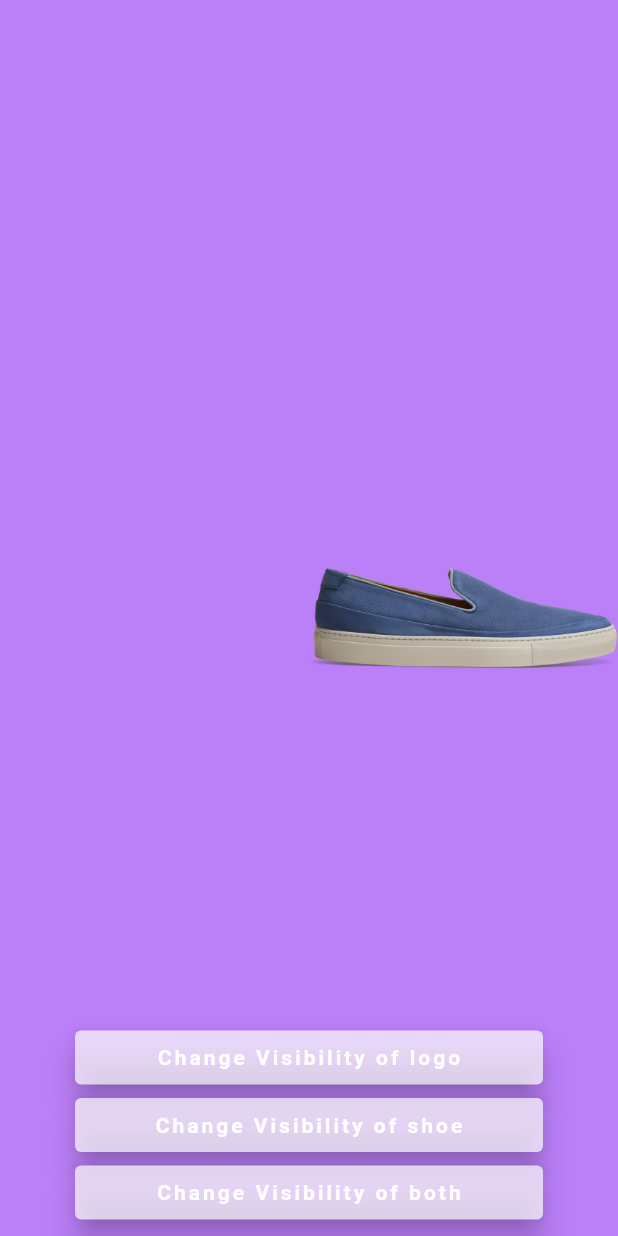
After one commit to ACM-VIT/fludget, a Flutter app: the VisibilityWidget screen opened directly, after a tap on "Change Visibility of logo", on a phone screen of 412 x 824 dp. The commit adds this screen. Run offline on Flutter 3.47's test engine with Material 2 defaults, Android fonts, the light colour scheme and no system bars; our stand-ins replace file_picker, package_info_plus, shared_preferences, webview_flutter; missing offline and left inert: syntax_highlighter; accounts and stored records are empty.

Commit message:
added VisibilityWidget.

```diff
--- /dev/null
+++ b/lib/routes/visibilityWidget.dart
@@ -0,0 +1,134 @@
+import 'package:fludget/Models/codeString.dart';
+import 'package:flutter/material.dart';
+
+class VisibilityWidget extends StatefulWidget {
+  const VisibilityWidget({Key? key}) : super(key: key);
+
+  @override
+  State<VisibilityWidget> createState() => _VisibilityWidgetState();
+}
+
+class _VisibilityWidgetState extends State<VisibilityWidget> {
+  bool visible = true;
+
+  bool notVisible = true;
+
+  @override
+  Widget build(BuildContext context) {
+    return Scaffold(
+        body: Stack(
+      children: [
+        Container(
+          child: Row(
+            crossAxisAlignment: CrossAxisAlignment.stretch,
+            children: [
+              Container(
+                width: MediaQuery.of(context).size.width / 2,
+                color: Theme.of(context).primaryColorLight,
+                child: Visibility(
+                    visible: visible,
+                    child: Image.asset("assets/images/logo.png")),
+              ),
+              Container(
+                width: MediaQuery.of(context).size.width / 2,
+                color: Theme.of(context).primaryColor,
+                child: Visibility(
+                    visible: notVisible,
+                    child: Image.asset("assets/images/_product.png")),
+              ),
+            ],
+          ),
+        ),
+        Positioned(
+          bottom: 95,
+          right: 50,
+          left: 50,
+          child: ElevatedButton(
+            onPressed: () => setState(() {
+              visible = !visible;
+            }),
+            style:
+                ElevatedButton.styleFrom(primary: Colors.white70, elevation: 8),
+            child: Text(
+              'Change Visibility of logo',
+              style: TextStyle(letterSpacing: 2, fontWeight: FontWeight.bold),
+            ),
+          ),
+        ),
+        Positioned(
+          bottom: 50,
+          right: 50,
+          left: 50,
+          child: ElevatedButton(
+            onPressed: () => setState(() {
+              notVisible = !notVisible;
+            }),
+            style:
+                ElevatedButton.styleFrom(primary: Colors.white70, elevation: 8),
+            child: Text(
+              'Change Visibility of shoe',
+              style: TextStyle(letterSpacing: 2, fontWeight: FontWeight.bold),
+            ),
+          ),
+        ),
+        Positioned(
+          bottom: 5,
+          right: 50,
+          left: 50,
+          child: ElevatedButton(
+            onPressed: () => setState(() {
+              visible = !visible;
+              notVisible = !notVisible;
+            }),
+            style:
+                ElevatedButton.styleFrom(primary: Colors.white70, elevation: 8),
+            child: Text(
+              'Change Visibility of both',
+              style: TextStyle(letterSpacing: 2, fontWeight: FontWeight.bold),
+            ),
+          ),
+        ),
+      ],
+    ));
+  }
+}
+
+class VisbilityWidgetDescription extends StatelessWidget {
+  const VisbilityWidgetDescription({Key? key}) : super(key: key);
+
+  @override
+  Widget build(BuildContext context) {
+    return Center(
+      child: Container(
+        padding: EdgeInsets.all(16.0),
+        child: Text(
+          'Flutter contains a Visibility Widget that you should use to show/hide widgets. The widget can also be used to switch between 2 widgets by changing the replacement. This widget can achieve any of the states visible, invisible, gone and a lot more.',
+          style: TextStyle(fontSize: 24),
+        ),
+      ),
+    );
+  }
+}
+
+class VisibilityWidgetCode extends CodeString {
+  const VisibilityWidgetCode();
+  @override
+  String buildCodeString() {
+    return """
+    Container(
+                width: MediaQuery.of(context).size.width / 2,
+                color: Theme.of(context).primaryColorLight,
+                child: Visibility(
+                    visible: visible,
+                    child: Image.asset("assets/images/logo.png")),
+              ),
+              Container(
+                width: MediaQuery.of(context).size.width / 2,
+                color: Theme.of(context).primaryColor,
+                child: Visibility(
+                    visible: notVisible,
+                    child: Image.asset("assets/images/_product.png")),
+              ),
+    """;
+  }
+}
--- a/lib/widgetList.dart
+++ b/lib/widgetList.dart
@@ -83,6 +83,7 @@ import 'package:fludget/routes/textfield.dart';
 import 'package:fludget/routes/timePickerDialog.dart';
 import 'package:fludget/routes/transform.dart';
 import 'package:fludget/routes/togglebutton.dart';
+import 'package:fludget/routes/visibilityWidget.dart';
 import 'package:fludget/routes/wrap.dart';
 import 'package:fludget/routes/rotatedBox.dart';
 import 'Models/widgetModel.dart';
@@ -850,5 +851,14 @@ const List<WidgetModel> widgets = [
     description: FocuNodeDesc(),
     category: [WidgetCategoy.Accessibility],
     codeString: FocusNodeCode(),
-  )
+  ),
+  WidgetModel(
+    name: "Visibility",
+    link: "https://api.flutter.dev/flutter/widgets/FocusNode-class.html",
+    subtitle: "Implementation of FocuNode widget",
+    implementation: VisibilityWidget(),
+    description: VisbilityWidgetDescription(),
+    category: [WidgetCategoy.Accessibility],
+    codeString: VisibilityWidgetCode(),
+  ),
 ];
```
